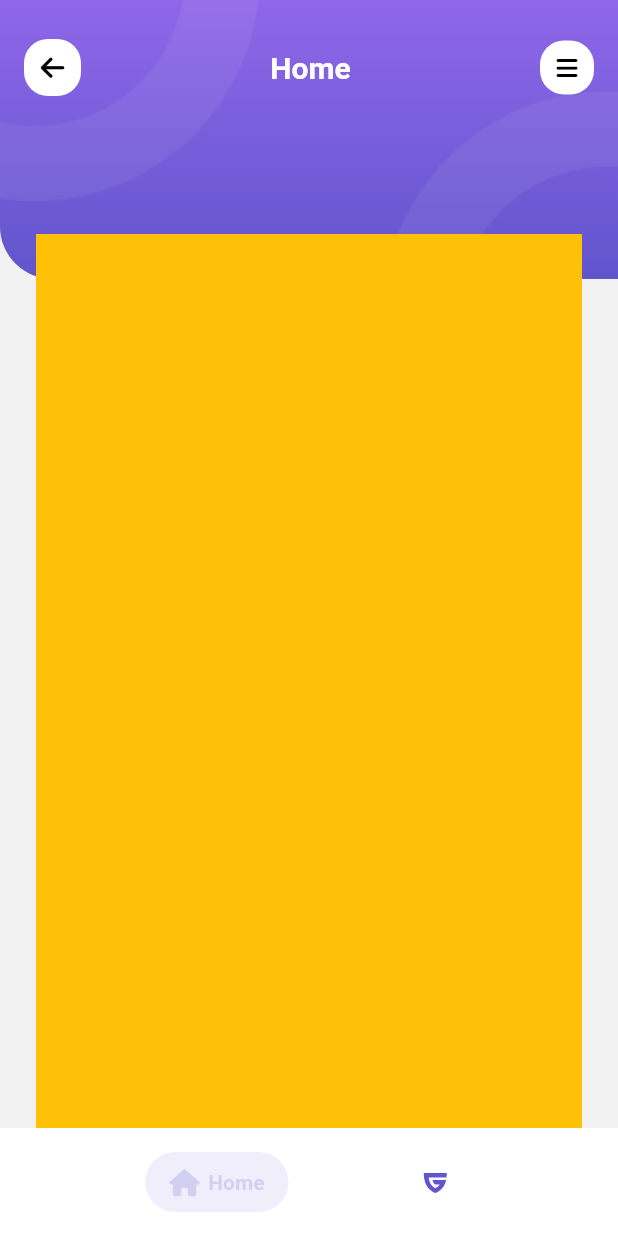
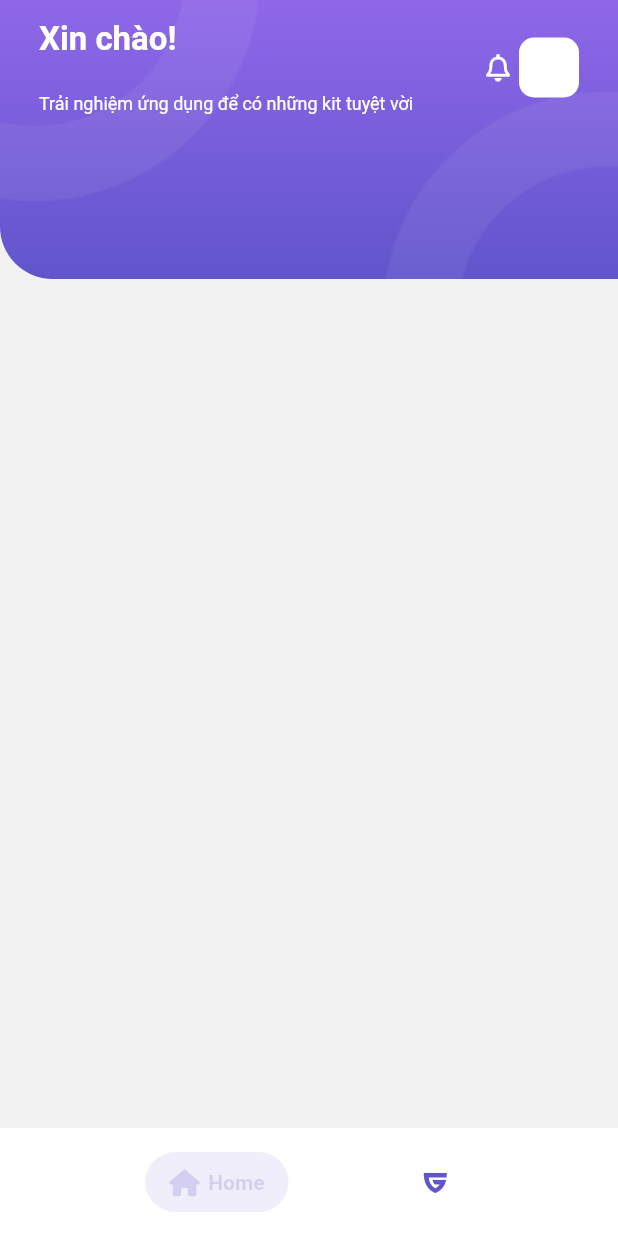
Before and after one commit to ssangnd/dlskitsvn, a Flutter app: the screen it shows after launch, on a phone screen of 412 x 824 dp. Run offline on Flutter 3.47's test engine with Material 2 defaults, Android fonts, the light colour scheme and no system bars; drawn by our look-alikes of salomon_bottom_bar; our stand-ins replace flutter_svg, font_awesome_flutter.

Commit message:
complete appbar

```diff
--- a/lib/representation/screens/home_screen.dart
+++ b/lib/representation/screens/home_screen.dart
@@ -1,3 +1,7 @@
+import 'package:font_awesome_flutter/font_awesome_flutter.dart';
+
+import '../../core/constants/dismension_constants.dart';
+import '../../core/constants/textstyle_constants.dart';
 import '../../representation/widgets/appbar_container.dart';
 import 'package:flutter/material.dart';
 
@@ -7,12 +11,57 @@ class HomeScreen extends StatelessWidget {
   @override
   Widget build(BuildContext context) {
     return AppBarContainerWidget(
-      titleString: 'Home',
-      implementLeading: true,
-      implementTraling: true,
-      child: Container(
-        color: Colors.amber,
+      // titleString: 'Home',
+      // implementLeading: true,
+      // implementTraling: true,
+      title: Padding(
+        padding: const EdgeInsets.symmetric(horizontal: kItemPadding),
+        child: Row(
+          mainAxisAlignment: MainAxisAlignment.spaceBetween,
+          children: [
+            Column(
+              mainAxisAlignment: MainAxisAlignment.spaceBetween,
+              crossAxisAlignment: CrossAxisAlignment.start,
+              children: [
+                Text('Xin chào!',
+                    style:
+                        TextStyles.defaultStyle.fontHeader.whiteTextColor.bold),
+                const SizedBox(
+                  height: kMediumPadding,
+                ),
+                Text(
+                  'Trải nghiệm ứng dụng để có những kit tuyệt vời',
+                  style: TextStyles.defaultStyle.fontCaption.whiteTextColor,
+                ),
+              ],
+            ),
+            const Spacer(),
+            const Icon(
+              FontAwesomeIcons.bell,
+              size: kDefaultIconSize,
+              color: Colors.white,
+            ),
+            const SizedBox(
+              width: kMinPadding,
+            ),
+            Container(
+              height: 40,
+              width: 40,
+              decoration: BoxDecoration(
+                borderRadius: BorderRadius.circular(
+                  kItemPadding,
+                ),
+                color: Colors.white,
+              ),
+              padding: const EdgeInsets.all(kItemPadding),
+              // child: ImageHelper.loadFromAsset(
+              //   AssetHelper.person,
+              // ),
+            ),
+          ],
+        ),
       ),
+      child: Container(),
     );
   }
 }
```
